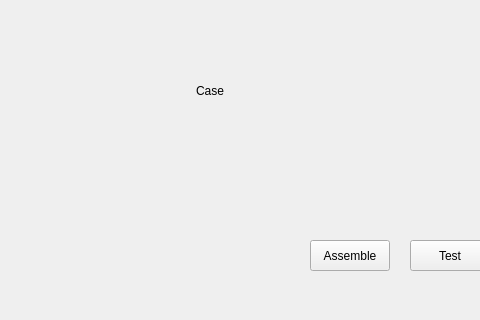
The window that learningwindow.ui (KaiokenBro/PC-Builder) describes before a commit, drawn with Qt 5; both pictures show x 0 to 480 and y 280 to 600 of the 800 by 600 pixel window.
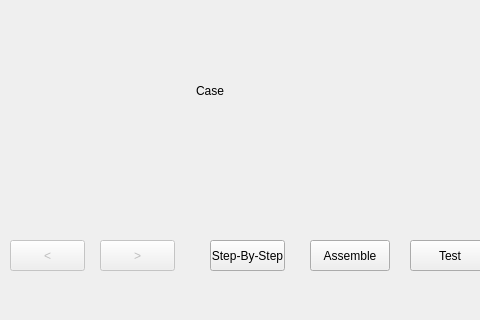
The same window after the commit.

Commit message: Added framework for step by step animation

Patch:
```diff
--- a/learningwindow.ui
+++ b/learningwindow.ui
@@ -136,6 +136,51 @@
      <set>Qt::AlignmentFlag::AlignCenter</set>
     </property>
    </widget>
+   <widget class="QPushButton" name="nextButton">
+    <property name="enabled">
+     <bool>false</bool>
+    </property>
+    <property name="geometry">
+     <rect>
+      <x>100</x>
+      <y>520</y>
+      <width>75</width>
+      <height>31</height>
+     </rect>
+    </property>
+    <property name="text">
+     <string>&gt;</string>
+    </property>
+   </widget>
+   <widget class="QPushButton" name="previousButton">
+    <property name="enabled">
+     <bool>false</bool>
+    </property>
+    <property name="geometry">
+     <rect>
+      <x>10</x>
+      <y>520</y>
+      <width>75</width>
+      <height>31</height>
+     </rect>
+    </property>
+    <property name="text">
+     <string>&lt;</string>
+    </property>
+   </widget>
+   <widget class="QPushButton" name="stepByStepButton">
+    <property name="geometry">
+     <rect>
+      <x>210</x>
+      <y>520</y>
+      <width>75</width>
+      <height>31</height>
+     </rect>
+    </property>
+    <property name="text">
+     <string>Step-By-Step</string>
+    </property>
+   </widget>
   </widget>
   <widget class="QMenuBar" name="menubar">
    <property name="geometry">
```
Left out of the diff: 2 changed lines with no effect on the pictures. The commit also changes 2 other files.
